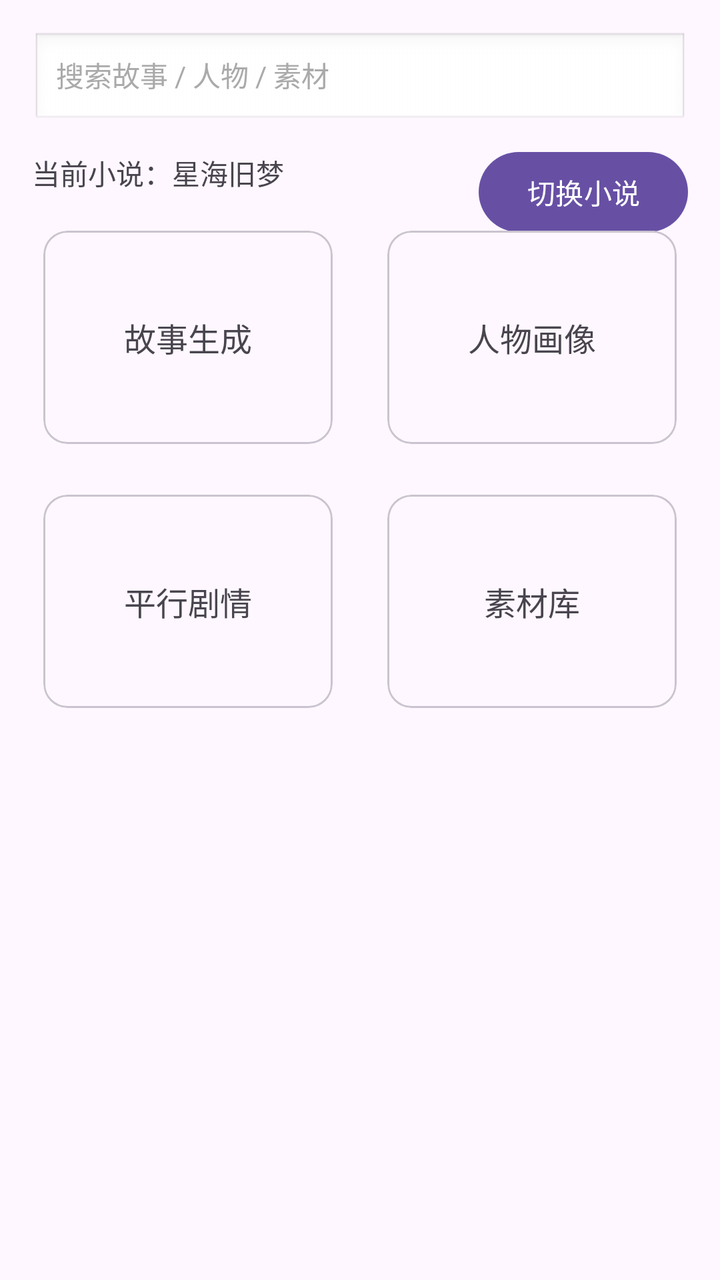
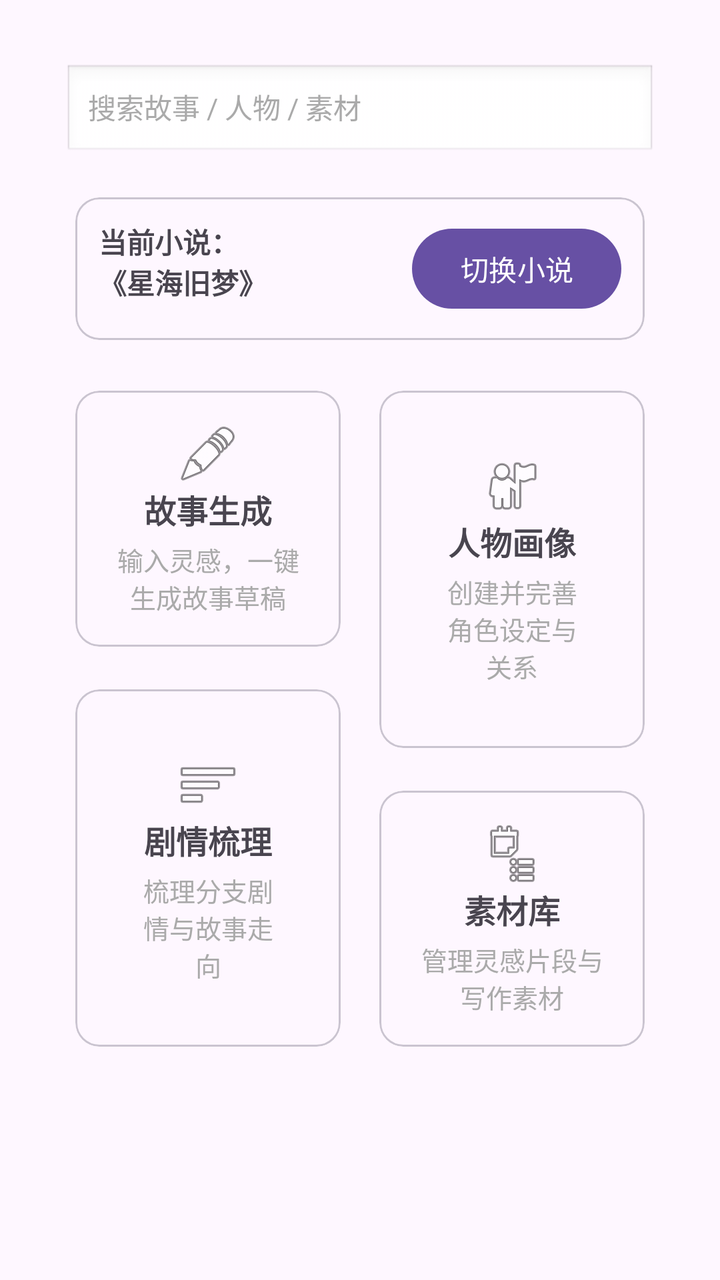

The first picture is an Android layout as it rendered before a commit; the second is the same layout after the commit. The layout source and the unified diff follow.
<!-- AndroidManifest.xml: application theme Theme.StoryTeller -->
<!-- res/layout/fragment_home.xml -->
<?xml version="1.0" encoding="utf-8"?>
<androidx.constraintlayout.widget.ConstraintLayout xmlns:android="http://schemas.android.com/apk/res/android"
    xmlns:app="http://schemas.android.com/apk/res-auto"
    android:layout_width="match_parent"
    android:layout_height="match_parent">

    <androidx.core.widget.NestedScrollView
        android:id="@+id/scroll_home"
        android:layout_width="0dp"
        android:layout_height="0dp"
        android:fillViewport="true"
        app:layout_constraintTop_toTopOf="parent"
        app:layout_constraintBottom_toBottomOf="parent"
        app:layout_constraintStart_toStartOf="parent"
        app:layout_constraintEnd_toEndOf="parent">

        <androidx.constraintlayout.widget.ConstraintLayout
            android:id="@+id/layout_home_content"
            android:layout_width="match_parent"
            android:layout_height="wrap_content"
            android:padding="16dp">

            <TextView
                android:id="@+id/tv_search_placeholder"
                android:layout_width="0dp"
                android:layout_height="48dp"
                android:background="@android:drawable/edit_text"
                android:gravity="center_vertical"
                android:paddingStart="12dp"
                android:paddingEnd="12dp"
                android:text="@string/home_search_placeholder"
                android:textColor="@android:color/darker_gray"
                app:layout_constraintTop_toTopOf="parent"
                app:layout_constraintStart_toStartOf="parent"
                app:layout_constraintEnd_toEndOf="parent" />

            <TextView
                android:id="@+id/tv_current_novel"
                android:layout_width="0dp"
                android:layout_height="wrap_content"
                android:layout_marginTop="12dp"
                android:text="@string/home_current_novel"
                android:textSize="14sp"
                app:layout_constraintTop_toBottomOf="@id/tv_search_placeholder"
                app:layout_constraintStart_toStartOf="parent"
                app:layout_constraintEnd_toStartOf="@id/btn_switch_novel" />

            <Button
                android:id="@+id/btn_switch_novel"
                android:layout_width="wrap_content"
                android:layout_height="wrap_content"
                android:layout_marginTop="8dp"
                android:text="@string/action_switch_novel"
                app:layout_constraintTop_toBottomOf="@id/tv_search_placeholder"
                app:layout_constraintEnd_toEndOf="parent" />

            <com.google.android.material.card.MaterialCardView
                android:id="@+id/card_story_generate"
                android:layout_width="0dp"
                android:layout_height="120dp"
                android:layout_marginTop="12dp"
                android:layout_marginEnd="8dp"
                android:clickable="true"
                android:foreground="?attr/selectableItemBackground"
                app:cardUseCompatPadding="true"
                app:layout_constraintTop_toBottomOf="@id/tv_current_novel"
                app:layout_constraintStart_toStartOf="parent"
                app:layout_constraintEnd_toStartOf="@id/card_character"
                app:layout_constraintHorizontal_chainStyle="spread">

                <TextView
                    android:layout_width="match_parent"
                    android:layout_height="match_parent"
                    android:gravity="center"
                    android:text="@string/title_story_generate"
                    android:textSize="16sp" />
            </com.google.android.material.card.MaterialCardView>

            <com.google.android.material.card.MaterialCardView
                android:id="@+id/card_character"
                android:layout_width="0dp"
                android:layout_height="120dp"
                android:layout_marginTop="12dp"
                android:layout_marginStart="8dp"
                android:clickable="true"
                android:foreground="?attr/selectableItemBackground"
                app:cardUseCompatPadding="true"
                app:layout_constraintTop_toBottomOf="@id/tv_current_novel"
                app:layout_constraintStart_toEndOf="@id/card_story_generate"
                app:layout_constraintEnd_toEndOf="parent">

                <TextView
                    android:layout_width="match_parent"
                    android:layout_height="match_parent"
                    android:gravity="center"
                    android:text="@string/title_character"
                    android:textSize="16sp" />
            </com.google.android.material.card.MaterialCardView>

            <com.google.android.material.card.MaterialCardView
                android:id="@+id/card_plot_tree"
                android:layout_width="0dp"
                android:layout_height="120dp"
                android:layout_marginTop="12dp"
                android:layout_marginEnd="8dp"
                android:clickable="true"
                android:foreground="?attr/selectableItemBackground"
                app:cardUseCompatPadding="true"
                app:layout_constraintTop_toBottomOf="@id/card_story_generate"
                app:layout_constraintStart_toStartOf="parent"
                app:layout_constraintEnd_toStartOf="@id/card_material"
                app:layout_constraintHorizontal_chainStyle="spread">

                <TextView
                    android:layout_width="match_parent"
                    android:layout_height="match_parent"
                    android:gravity="center"
                    android:text="@string/title_plot_tree"
                    android:textSize="16sp" />
            </com.google.android.material.card.MaterialCardView>

            <com.google.android.material.card.MaterialCardView
                android:id="@+id/card_material"
                android:layout_width="0dp"
                android:layout_height="120dp"
                android:layout_marginTop="12dp"
                android:layout_marginStart="8dp"
                android:clickable="true"
                android:foreground="?attr/selectableItemBackground"
                app:cardUseCompatPadding="true"
                app:layout_constraintTop_toBottomOf="@id/card_story_generate"
                app:layout_constraintStart_toEndOf="@id/card_plot_tree"
                app:layout_constraintEnd_toEndOf="parent">

                <TextView
                    android:layout_width="match_parent"
                    android:layout_height="match_parent"
                    android:gravity="center"
                    android:text="@string/title_material"
                    android:textSize="16sp" />
            </com.google.android.material.card.MaterialCardView>

            
            <androidx.recyclerview.widget.RecyclerView
                android:id="@+id/rv_story"
                android:layout_width="0dp"
                android:layout_height="200dp"
                android:layout_marginTop="16dp"
                app:layout_constraintTop_toBottomOf="@id/card_material"
                app:layout_constraintStart_toStartOf="parent"
                app:layout_constraintEnd_toEndOf="parent"
                app:layout_constraintBottom_toBottomOf="parent" />

        </androidx.constraintlayout.widget.ConstraintLayout>
    </androidx.core.widget.NestedScrollView>
</androidx.constraintlayout.widget.ConstraintLayout>
<!-- resources referenced by this layout -->
<resources>
  <string name="action_switch_novel">切换小说</string>
  <string name="home_current_novel">当前小说：星海旧梦</string>
  <string name="home_search_placeholder">搜索故事 / 人物 / 素材</string>
  <string name="title_character">人物画像</string>
  <string name="title_material">素材库</string>
  <string name="title_plot_tree">平行剧情</string>
  <string name="title_story_generate">故事生成</string>
  <style name="Theme.StoryTeller" parent="Base.Theme.StoryTeller" />
  <style name="Base.Theme.StoryTeller" parent="Theme.Material3.DayNight.NoActionBar">
          
          
      </style>
</resources>

<!-- the commit's change to res/layout/fragment_home.xml (unified diff, before → after) -->
@@ -1,6 +1,7 @@
 <?xml version="1.0" encoding="utf-8"?>
 <androidx.constraintlayout.widget.ConstraintLayout xmlns:android="http://schemas.android.com/apk/res/android"
     xmlns:app="http://schemas.android.com/apk/res-auto"
+    xmlns:tools="http://schemas.android.com/tools"
     android:layout_width="match_parent"
     android:layout_height="match_parent">
 
@@ -17,13 +18,13 @@
         <androidx.constraintlayout.widget.ConstraintLayout
             android:id="@+id/layout_home_content"
             android:layout_width="match_parent"
-            android:layout_height="wrap_content"
-            android:padding="16dp">
+            android:layout_height="match_parent"
+            android:padding="32dp">
 
             <TextView
                 android:id="@+id/tv_search_placeholder"
                 android:layout_width="0dp"
-                android:layout_height="48dp"
+                android:layout_height="wrap_content"
                 android:background="@android:drawable/edit_text"
                 android:gravity="center_vertical"
                 android:paddingStart="12dp"
@@ -34,122 +35,280 @@
                 app:layout_constraintStart_toStartOf="parent"
                 app:layout_constraintEnd_toEndOf="parent" />
 
-            <TextView
-                android:id="@+id/tv_current_novel"
+            <com.google.android.material.card.MaterialCardView
+                android:id="@+id/card_current_novel"
                 android:layout_width="0dp"
                 android:layout_height="wrap_content"
                 android:layout_marginTop="12dp"
-                android:text="@string/home_current_novel"
-                android:textSize="14sp"
+                app:cardUseCompatPadding="true"
                 app:layout_constraintTop_toBottomOf="@id/tv_search_placeholder"
                 app:layout_constraintStart_toStartOf="parent"
-                app:layout_constraintEnd_toStartOf="@id/btn_switch_novel" />
-
-            <Button
-                android:id="@+id/btn_switch_novel"
-                android:layout_width="wrap_content"
+                app:layout_constraintEnd_toEndOf="parent">
+
+                <androidx.constraintlayout.widget.ConstraintLayout
+                    android:layout_width="match_parent"
+                    android:layout_height="wrap_content"
+                    android:padding="12dp">
+
+                    <TextView
+                        android:id="@+id/tv_current_novel"
+                        android:layout_width="0dp"
+                        android:layout_height="wrap_content"
+                        android:text="@string/home_current_novel"
+                        android:textSize="14sp"
+                        android:textStyle="bold"
+                        app:layout_constraintTop_toTopOf="parent"
+                        app:layout_constraintStart_toStartOf="parent"
+                        app:layout_constraintEnd_toStartOf="@id/btn_switch_novel" />
+
+                    <Button
+                        android:id="@+id/btn_switch_novel"
+                        android:layout_width="wrap_content"
+                        android:layout_height="wrap_content"
+                        android:text="@string/action_switch_novel"
+                        app:layout_constraintTop_toTopOf="@id/tv_current_novel"
+                        app:layout_constraintEnd_toEndOf="parent" />
+
+                </androidx.constraintlayout.widget.ConstraintLayout>
+            </com.google.android.material.card.MaterialCardView>
+
+            <com.google.android.material.card.MaterialCardView
+                android:id="@+id/card_story_generate"
+                android:layout_width="0dp"
+                android:layout_height="wrap_content"
+                android:layout_marginTop="12dp"
+                android:layout_marginEnd="4dp"
+                android:clickable="true"
+                android:focusable="true"
+                android:foreground="?attr/selectableItemBackground"
+                app:cardUseCompatPadding="true"
+                app:layout_constraintTop_toBottomOf="@id/card_current_novel"
+                app:layout_constraintStart_toStartOf="parent"
+                app:layout_constraintEnd_toStartOf="@id/card_character" >
+
+                <androidx.constraintlayout.widget.ConstraintLayout
+                    android:layout_width="match_parent"
+                    android:layout_height="match_parent"
+                    android:padding="16dp">
+
+                    <ImageView
+                        android:id="@+id/iv_story_generate_icon"
+                        android:layout_width="32dp"
+                        android:layout_height="32dp"
+                        android:contentDescription="@null"
+                        android:src="@android:drawable/ic_menu_edit"
+                        app:layout_constraintEnd_toEndOf="parent"
+                        app:layout_constraintStart_toStartOf="parent"
+                        app:layout_constraintTop_toTopOf="parent" />
+
+                    <TextView
+                        android:id="@+id/tv_story_generate_title"
+                        android:layout_width="wrap_content"
+                        android:layout_height="wrap_content"
+                        android:text="@string/title_story_generate"
+                        android:textSize="16sp"
+                        android:textStyle="bold"
+                        app:layout_constraintBottom_toTopOf="@id/tv_story_generate_note"
+                        app:layout_constraintEnd_toEndOf="parent"
+                        app:layout_constraintStart_toStartOf="parent"
+                        app:layout_constraintTop_toBottomOf="@+id/iv_story_generate_icon"
+                        app:layout_constraintVertical_bias="0.5" />
+
+                    <TextView
+                        android:id="@+id/tv_story_generate_note"
+                        android:layout_width="0dp"
+                        android:layout_height="wrap_content"
+                        android:layout_marginTop="4dp"
+                        android:gravity="center"
+                        android:text="@string/home_note_story_generate"
+                        android:textColor="@android:color/darker_gray"
+                        android:textSize="13sp"
+                        app:layout_constraintBottom_toBottomOf="parent"
+                        app:layout_constraintEnd_toEndOf="parent"
+                        app:layout_constraintStart_toStartOf="parent"
+                        app:layout_constraintTop_toBottomOf="@+id/tv_story_generate_title" />
+
+                </androidx.constraintlayout.widget.ConstraintLayout>
+            </com.google.android.material.card.MaterialCardView>
+
+            <com.google.android.material.card.MaterialCardView
+                android:id="@+id/card_character"
+                android:layout_width="0dp"
+                android:layout_height="wrap_content"
+                android:layout_marginStart="4dp"
+                android:layout_marginTop="12dp"
+                android:clickable="true"
+                android:focusable="true"
+                android:foreground="?attr/selectableItemBackground"
+                app:cardUseCompatPadding="true"
+                app:layout_constraintEnd_toEndOf="parent"
+                app:layout_constraintStart_toEndOf="@id/card_story_generate"
+                app:layout_constraintTop_toBottomOf="@id/card_current_novel">
+
+                <androidx.constraintlayout.widget.ConstraintLayout
+                    android:layout_width="match_parent"
+                    android:layout_height="match_parent"
+                    android:padding="32dp">
+
+                    <ImageView
+                        android:id="@+id/iv_character_icon"
+                        android:layout_width="32dp"
+                        android:layout_height="32dp"
+                        android:contentDescription="@null"
+                        android:src="@android:drawable/ic_menu_myplaces"
+                        app:layout_constraintEnd_toEndOf="parent"
+                        app:layout_constraintStart_toStartOf="parent"
+                        app:layout_constraintTop_toTopOf="parent" />
+
+                    <TextView
+                        android:id="@+id/tv_character_title"
+                        android:layout_width="wrap_content"
+                        android:layout_height="wrap_content"
+                        android:text="@string/title_character"
+                        android:textSize="16sp"
+                        android:textStyle="bold"
+                        app:layout_constraintBottom_toTopOf="@id/tv_character_note"
+                        app:layout_constraintEnd_toEndOf="parent"
+                        app:layout_constraintStart_toStartOf="parent"
+                        app:layout_constraintTop_toBottomOf="@+id/iv_character_icon"
+                        app:layout_constraintVertical_bias="0.5" />
+
+                    <TextView
+                        android:id="@+id/tv_character_note"
+                        android:layout_width="0dp"
+                        android:layout_height="wrap_content"
+                        android:layout_marginTop="4dp"
+                        android:gravity="center"
+                        android:text="@string/home_note_character"
+                        android:textColor="@android:color/darker_gray"
+                        android:textSize="13sp"
+                        app:layout_constraintBottom_toBottomOf="parent"
+                        app:layout_constraintEnd_toEndOf="parent"
+                        app:layout_constraintStart_toStartOf="parent"
+                        app:layout_constraintTop_toBottomOf="@+id/tv_character_title" />
+
+                </androidx.constraintlayout.widget.ConstraintLayout>
+            </com.google.android.material.card.MaterialCardView>
+
+            <com.google.android.material.card.MaterialCardView
+                android:id="@+id/card_plot_tree"
+                android:layout_width="0dp"
                 android:layout_height="wrap_content"
                 android:layout_marginTop="8dp"
-                android:text="@string/action_switch_novel"
-                app:layout_constraintTop_toBottomOf="@id/tv_search_placeholder"
-                app:layout_constraintEnd_toEndOf="parent" />
-
-            <com.google.android.material.card.MaterialCardView
-                android:id="@+id/card_story_generate"
-                android:layout_width="0dp"
-                android:layout_height="120dp"
-                android:layout_marginTop="12dp"
-                android:layout_marginEnd="8dp"
+                android:layout_marginEnd="4dp"
                 android:clickable="true"
-                android:foreground="?attr/selectableItemBackground"
-                app:cardUseCompatPadding="true"
-                app:layout_constraintTop_toBottomOf="@id/tv_current_novel"
-                app:layout_constraintStart_toStartOf="parent"
-                app:layout_constraintEnd_toStartOf="@id/card_character"
-                app:layout_constraintHorizontal_chainStyle="spread">
-
-                <TextView
-                    android:layout_width="match_parent"
-                    android:layout_height="match_parent"
-                    android:gravity="center"
-                    android:text="@string/title_story_generate"
-                    android:textSize="16sp" />
-            </com.google.android.material.card.MaterialCardView>
-
-            <com.google.android.material.card.MaterialCardView
-                android:id="@+id/card_character"
-                android:layout_width="0dp"
-                android:layout_height="120dp"
-                android:layout_marginTop="12dp"
-                android:layout_marginStart="8dp"
-                android:clickable="true"
-                android:foreground="?attr/selectableItemBackground"
-                app:cardUseCompatPadding="true"
-                app:layout_constraintTop_toBottomOf="@id/tv_current_novel"
-                app:layout_constraintStart_toEndOf="@id/card_story_generate"
-                app:layout_constraintEnd_toEndOf="parent">
-
-                <TextView
-                    android:layout_width="match_parent"
-                    android:layout_height="match_parent"
-                    android:gravity="center"
-                    android:text="@string/title_character"
-                    android:textSize="16sp" />
-            </com.google.android.material.card.MaterialCardView>
-
-            <com.google.android.material.card.MaterialCardView
-                android:id="@+id/card_plot_tree"
-                android:layout_width="0dp"
-                android:layout_height="120dp"
-                android:layout_marginTop="12dp"
-                android:layout_marginEnd="8dp"
-                android:clickable="true"
+                android:focusable="true"
                 android:foreground="?attr/selectableItemBackground"
                 app:cardUseCompatPadding="true"
                 app:layout_constraintTop_toBottomOf="@id/card_story_generate"
                 app:layout_constraintStart_toStartOf="parent"
-                app:layout_constraintEnd_toStartOf="@id/card_material"
-                app:layout_constraintHorizontal_chainStyle="spread">
-
-                <TextView
+                app:layout_constraintEnd_toStartOf="@id/card_material" >
+
+                <androidx.constraintlayout.widget.ConstraintLayout
                     android:layout_width="match_parent"
                     android:layout_height="match_parent"
-                    android:gravity="center"
-                    android:text="@string/title_plot_tree"
-                    android:textSize="16sp" />
+                    android:padding="32dp">
+
+                    <ImageView
+                        android:id="@+id/iv_plot_tree_icon"
+                        android:layout_width="32dp"
+                        android:layout_height="32dp"
+                        android:contentDescription="@null"
+                        android:src="@android:drawable/ic_menu_sort_by_size"
+                        app:layout_constraintTop_toTopOf="parent"
+                        app:layout_constraintStart_toStartOf="parent"
+                        app:layout_constraintEnd_toEndOf="parent"
+                        app:layout_constraintBottom_toTopOf="@+id/tv_plot_tree_title"/>
+
+                    <TextView
+                        android:id="@+id/tv_plot_tree_title"
+                        android:layout_width="wrap_content"
+                        android:layout_height="wrap_content"
+                        android:text="@string/title_plot_tree"
+                        android:textSize="16sp"
+                        android:textStyle="bold"
+                        app:layout_constraintTop_toBottomOf="@+id/iv_plot_tree_icon"
+                        app:layout_constraintBottom_toTopOf="@id/tv_plot_tree_note"
+                        app:layout_constraintStart_toStartOf="parent"
+                        app:layout_constraintEnd_toEndOf="parent"
+                        app:layout_constraintVertical_bias="0.5" />
+
+                    <TextView
+                        android:id="@+id/tv_plot_tree_note"
+                        android:layout_width="0dp"
+                        android:layout_height="wrap_content"
+                        android:layout_marginTop="4dp"
+                        android:gravity="center"
+                        android:text="@string/home_note_plot_tree"
+                        android:textColor="@android:color/darker_gray"
+                        android:textSize="13sp"
+                        app:layout_constraintTop_toBottomOf="@+id/tv_plot_tree_title"
+                        app:layout_constraintStart_toStartOf="parent"
+                        app:layout_constraintEnd_toEndOf="parent"
+                        app:layout_constraintBottom_toBottomOf="parent" />
+
+                </androidx.constraintlayout.widget.ConstraintLayout>
             </com.google.android.material.card.MaterialCardView>
 
             <com.google.android.material.card.MaterialCardView
                 android:id="@+id/card_material"
                 android:layout_width="0dp"
-                android:layout_height="120dp"
-                android:layout_marginTop="12dp"
-                android:layout_marginStart="8dp"
+                android:layout_height="wrap_content"
+                android:layout_marginTop="8dp"
+                android:layout_marginStart="4dp"
                 android:clickable="true"
+                android:focusable="true"
                 android:foreground="?attr/selectableItemBackground"
                 app:cardUseCompatPadding="true"
-                app:layout_constraintTop_toBottomOf="@id/card_story_generate"
+                app:layout_constraintTop_toBottomOf="@id/card_character"
                 app:layout_constraintStart_toEndOf="@id/card_plot_tree"
-                app:layout_constraintEnd_toEndOf="parent">
-
-                <TextView
+                app:layout_constraintEnd_toEndOf="parent" >
+
+                <androidx.constraintlayout.widget.ConstraintLayout
                     android:layout_width="match_parent"
                     android:layout_height="match_parent"
-                    android:gravity="center"
-                    android:text="@string/title_material"
-                    android:textSize="16sp" />
-            </com.google.android.material.card.MaterialCardView>
-
-            
-            <androidx.recyclerview.widget.RecyclerView
-                android:id="@+id/rv_story"
-                android:layout_width="0dp"
-                android:layout_height="200dp"
-                android:layout_marginTop="16dp"
-                app:layout_constraintTop_toBottomOf="@id/card_material"
-                app:layout_constraintStart_toStartOf="parent"
-                app:layout_constraintEnd_toEndOf="parent"
-                app:layout_constraintBottom_toBottomOf="parent" />
+                    android:padding="16dp">
+
+                    <ImageView
+                        android:id="@+id/iv_material_icon"
+                        android:layout_width="32dp"
+                        android:layout_height="32dp"
+                        android:contentDescription="@null"
+                        android:src="@android:drawable/ic_menu_agenda"
+                        app:layout_constraintTop_toTopOf="parent"
+                        app:layout_constraintStart_toStartOf="parent"
+                        app:layout_constraintEnd_toEndOf="parent"
+                        app:layout_constraintBottom_toTopOf="@+id/tv_material_title"/>
+
+                    <TextView
+                        android:id="@+id/tv_material_title"
+                        android:layout_width="wrap_content"
+                        android:layout_height="wrap_content"
+                        android:text="@string/title_material"
+                        android:textSize="16sp"
+                        android:textStyle="bold"
+                        app:layout_constraintTop_toBottomOf="@+id/iv_material_icon"
+                        app:layout_constraintBottom_toTopOf="@id/tv_material_note"
+                        app:layout_constraintStart_toStartOf="parent"
+                        app:layout_constraintEnd_toEndOf="parent"
+                        app:layout_constraintVertical_bias="0.5" />
+
+                    <TextView
+                        android:id="@+id/tv_material_note"
+                        android:layout_width="0dp"
+                        android:layout_height="wrap_content"
+                        android:layout_marginTop="4dp"
+                        android:gravity="center"
+                        android:text="@string/home_note_material"
+                        android:textColor="@android:color/darker_gray"
+                        android:textSize="13sp"
+                        app:layout_constraintTop_toBottomOf="@+id/tv_material_title"
+                        app:layout_constraintStart_toStartOf="parent"
+                        app:layout_constraintEnd_toEndOf="parent"
+                        app:layout_constraintBottom_toBottomOf="parent" />
+
+                </androidx.constraintlayout.widget.ConstraintLayout>
+            </com.google.android.material.card.MaterialCardView>
 
         </androidx.constraintlayout.widget.ConstraintLayout>
     </androidx.core.widget.NestedScrollView>
<!-- resource entries referenced after the edit -->
@@ -1,11 +1,15 @@
 <!-- resources referenced by this layout -->
 <resources>
   <string name="action_switch_novel">切换小说</string>
-  <string name="home_current_novel">当前小说：星海旧梦</string>
+  <string name="home_current_novel">当前小说：\n《星海旧梦》</string>
+  <string name="home_note_character">创建并完善角色设定与关系</string>
+  <string name="home_note_material">管理灵感片段与写作素材</string>
+  <string name="home_note_plot_tree">梳理分支剧情与故事走向</string>
+  <string name="home_note_story_generate">输入灵感，一键生成故事草稿</string>
   <string name="home_search_placeholder">搜索故事 / 人物 / 素材</string>
   <string name="title_character">人物画像</string>
   <string name="title_material">素材库</string>
-  <string name="title_plot_tree">平行剧情</string>
+  <string name="title_plot_tree">剧情梳理</string>
   <string name="title_story_generate">故事生成</string>
   <style name="Theme.StoryTeller" parent="Base.Theme.StoryTeller" />
   <style name="Base.Theme.StoryTeller" parent="Theme.Material3.DayNight.NoActionBar">
